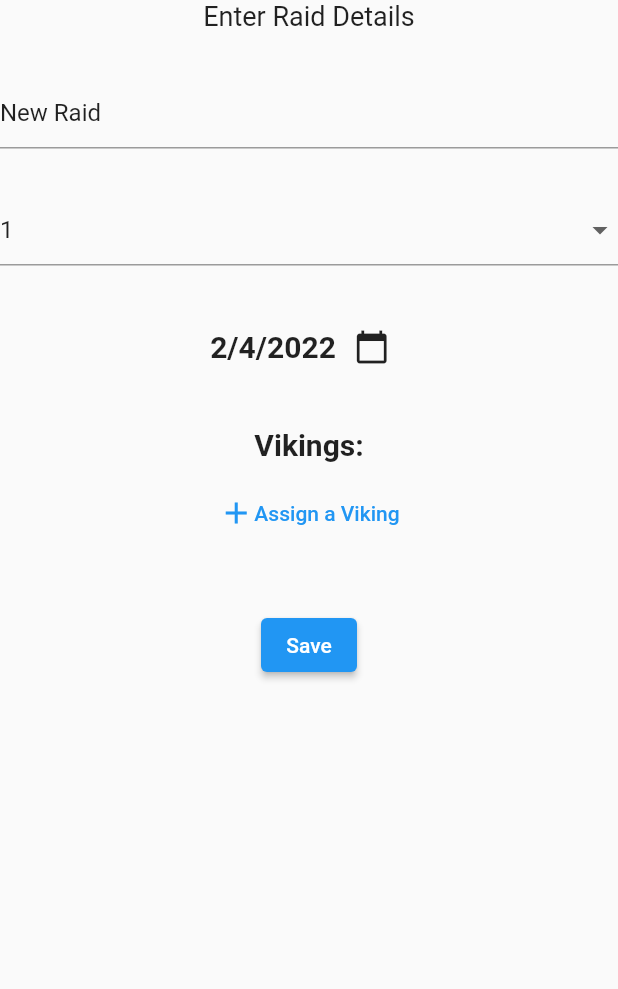
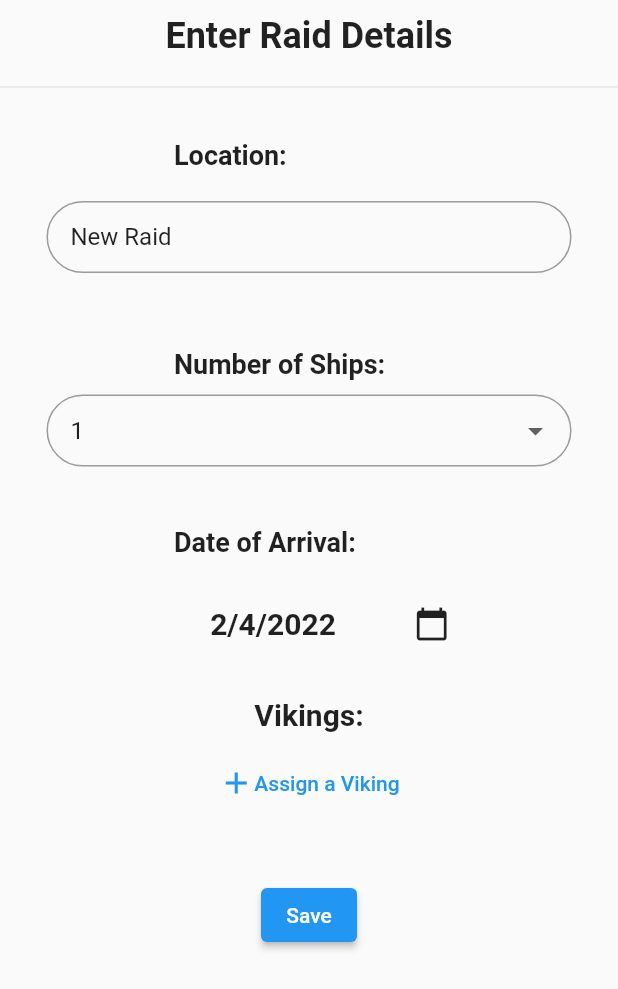
Before and after one commit to JohnnyMcGee/pillager, a Flutter app: the RaidForm widget shown alone on an empty page, opened directly with empty values, on a phone screen of 412 x 824 dp. Shown: the top 989 px of the screen. Run offline on Flutter 3.47's test engine with Material 2 defaults, Android fonts, the phone set to English and light mode, and no system bars; our stand-ins replace bloc, cloud_firestore, equatable, firebase_auth, firebase_core, flutter_bloc and 1 more; accounts and stored records are empty; network calls fail.

Commit message:
Add layout , field labels, and input decorations to raidform to improve ux and aesthetics

```diff
--- a/lib/shared.dart
+++ b/lib/shared.dart
@@ -14,15 +14,13 @@ Widget buildTextFormField({
       initialValue: initialValue,
       onChanged: onChanged,
       obscureText: obscureText,
-      decoration: InputDecoration(
+      decoration: fieldDecoration.copyWith(
         hintText: hintText,
-        border: const OutlineInputBorder(
-          borderRadius: BorderRadius.all(Radius.circular(30.0)),
-        ),
-        contentPadding: const EdgeInsets.symmetric(horizontal: 16),
         suffix: (viewPassword != null)
             ? IconButton(
-                icon: Icon(obscureText ? Icons.visibility_outlined : Icons.visibility_off_outlined),
+                icon: Icon(obscureText
+                    ? Icons.visibility_outlined
+                    : Icons.visibility_off_outlined),
                 onPressed: viewPassword,
               )
             : null,
@@ -30,3 +28,10 @@ Widget buildTextFormField({
     ),
   );
 }
+
+const fieldDecoration = InputDecoration(
+  border: OutlineInputBorder(
+    borderRadius: BorderRadius.all(Radius.circular(30.0)),
+  ),
+  contentPadding: EdgeInsets.symmetric(horizontal: 16),
+);
--- a/lib/widgets/raid_console.dart
+++ b/lib/widgets/raid_console.dart
@@ -14,33 +14,38 @@ class RaidConsole extends StatelessWidget {
     return Container(
       height: size.height * .8,
       padding: const EdgeInsets.all(20.0),
-      child: Center(
-        child: Row(
+      child: (size.width > 700)
+          ? Row(
               mainAxisAlignment: MainAxisAlignment.start,
               crossAxisAlignment: CrossAxisAlignment.center,
               children: [
                 Flexible(
                   flex: 1,
-              child: Container(
-                padding: const EdgeInsets.all(10.0),
                   child: ListView(
                     children: [
                       RaidForm(raidId: raidId),
                     ],
                   ),
                 ),
-            ),
                 Flexible(
                   flex: 2,
                   child: Container(
                     padding: const EdgeInsets.all(10.0),
-                child: SizedBox(
                     child: RaidChat(raidId: raidId),
                   ),
                 ),
-            ),
               ],
-        ),
+            )
+          : ListView(
+              children: [
+                RaidForm(raidId: raidId),
+                Container(
+                    padding: const EdgeInsets.all(10.0),
+                    constraints: BoxConstraints(maxHeight: 800),
+                    child: RaidChat(
+                      raidId: raidId,
+                    ))
+              ],
             ),
     );
   }
--- a/lib/widgets/raid_form.dart
+++ b/lib/widgets/raid_form.dart
@@ -5,6 +5,7 @@ import 'package:intl/intl.dart';
 
 import 'package:pillager/bloc/bloc.dart';
 import 'package:pillager/models/models.dart';
+import 'package:pillager/shared.dart';
 
 class RaidForm extends StatefulWidget {
   final String raidId;
@@ -105,21 +106,27 @@ class _RaidFormState extends State<RaidForm> {
           key: _formKey,
           child: Column(
             children: [
-              const Text(
+              const Padding(
+                padding: EdgeInsets.only(top: 10.0, bottom: 10.0),
+                child: Text(
                   'Enter Raid Details',
-                style: TextStyle(fontSize: 18.0),
+                  style: TextStyle(
+                            fontSize: 24.0,
+                            fontWeight: FontWeight.bold,
                           ),
-              const SizedBox(
-                height: 30,
                 ),
-              TextFormField(
+              ),
+              const Divider(height: 20.0,),
+              _buildField(
+                title: "Location: ",
+                child: buildTextFormField(
+                  onChanged: (value) => setState(() => _location = value),
                   initialValue: _location ?? raid.location,
-                onChanged: (value) => setState(() => _location = value),
                 ),
-              const SizedBox(
-                height: 30,
               ),
-              DropdownButtonFormField(
+              _buildField(
+                title: "Number of Ships: ",
+                child: DropdownButtonFormField(
                   value: _numShips ?? raid.numShips,
                   items: List.generate(
                       100,
@@ -127,30 +134,37 @@ class _RaidFormState extends State<RaidForm> {
                             value: i + 1,
                             child: Text('${i + 1}'),
                           )),
-                onChanged: (value) => setState(() => _numShips = value as int),
+                  onChanged: (value) =>
+                      setState(() => _numShips = value as int),
+                  decoration: fieldDecoration,
                 ),
-              const SizedBox(
-                height: 30.0,
               ),
-              Row(
+              _buildField(
+                title: "Date of Arrival: ",
+                child: Padding(
+                  padding: const EdgeInsets.symmetric(vertical: 10.0),
+                  child: Row(
                     mainAxisAlignment: MainAxisAlignment.center,
                     children: [
-                  Text(
-                    DateFormat.yMd().format(_arrivalDate ?? raid.arrivalDate),
+                      Padding(
+                        padding: const EdgeInsets.symmetric(horizontal: 40.0),
+                        child: Text(
+                          DateFormat.yMd()
+                              .format(_arrivalDate ?? raid.arrivalDate),
                           style: const TextStyle(
                             fontSize: 20.0,
                             fontWeight: FontWeight.bold,
                           ),
                         ),
+                      ),
                       IconButton(
-                    onPressed: () =>
-                        _selectDate(context, _arrivalDate ?? raid.arrivalDate),
+                        onPressed: () => _selectDate(
+                            context, _arrivalDate ?? raid.arrivalDate),
                         icon: const Icon(Icons.calendar_today),
                       ),
                     ],
                   ),
-              const SizedBox(
-                height: 30.0,
+                ),
               ),
               const Text(
                 "Vikings:",
@@ -160,7 +174,8 @@ class _RaidFormState extends State<RaidForm> {
                 ),
                 textAlign: TextAlign.center,
               ),
-              ConstrainedBox(
+              Container(
+                child: ConstrainedBox(
                   constraints: const BoxConstraints(maxHeight: 200),
                   child: SingleChildScrollView(
                     child: SingleChildScrollView(
@@ -218,64 +233,7 @@ class _RaidFormState extends State<RaidForm> {
                     ),
                   ),
                 ),
-              // SingleChildScrollView(
-              //   scrollDirection: Axis.horizontal,
-              //   child: ConstrainedBox(
-              //     constraints: BoxConstraints(maxHeight: 200, maxWidth: 300),
-              //     child: ListView(
-              //       padding: const EdgeInsets.symmetric(vertical: 10.0),
-                    // children: [
-                    //   ...[
-                    //     for (var viking in (_vikings != null)
-                    //         ? (_vikings as Map<String, Object>).values
-                    //         : raid.vikings.values)
-                    //       UnconstrainedBox(
-                    //         child: Card(
-                    //           child: Padding(
-                    //             padding: const EdgeInsets.all(8.0),
-                    //             child: Row(
-                    //               mainAxisAlignment: MainAxisAlignment.center,
-                    //               crossAxisAlignment: CrossAxisAlignment.center,
-                    //               children: [
-                    //                 Text(
-                    //                   (viking as Viking).fullName,
-                    //                   textAlign: TextAlign.center,
-                    //                   style: const TextStyle(
-                    //                     fontWeight: FontWeight.bold,
-                    //                     fontSize: 14.0,
-                    //                   ),
-                    //                 ),
-                    //                 IconButton(
-                    //                   onPressed: () => _removeViking(
-                    //                       viking, _vikings ?? raid.vikings),
-                    //                   icon: const Icon(
-                    //                     Icons.close,
-                    //                   ),
-                    //                 )
-                    //               ],
-                    //             ),
-                    //           ),
-                    //         ),
-                    //       )
-                    //   ],
-                    //   Padding(
-                    //     padding: const EdgeInsets.symmetric(vertical: 10.0),
-                    //     child: TextButton(
-                    //       onPressed: () => _selectAssignViking(
-                    //           context, _vikings ?? raid.vikings),
-                    //       child: Row(
-                    //         mainAxisAlignment: MainAxisAlignment.center,
-                    //         children: const [
-                    //           Icon(Icons.add),
-                    //           Text("Assign a Viking"),
-                    //         ],
-                    //       ),
-                    //     ),
-                    //   )
-                    // ],
-              //     ),
-              //   ),
-              // ),
+              ),
               const SizedBox(
                 height: 30.0,
               ),
@@ -292,3 +250,36 @@ class _RaidFormState extends State<RaidForm> {
     );
   }
 }
+
+Widget _buildField({required String title, required Widget child}) {
+  return Padding(
+    padding: const EdgeInsets.symmetric(horizontal: 8.0, vertical: 15.0),
+    child: Row(
+      children: [
+        Expanded(
+          child: Wrap(
+            crossAxisAlignment: WrapCrossAlignment.center,
+            alignment: WrapAlignment.spaceEvenly,
+            children: [
+              Container(
+                width: 180,
+                padding: const EdgeInsets.symmetric(vertical: 10.0),
+                child: Text(
+                  title,
+                  style: const TextStyle(
+                    fontWeight: FontWeight.bold,
+                    fontSize: 18.0,
+                  ),
+                ),
+              ),
+              ConstrainedBox(
+                constraints: const BoxConstraints(maxWidth: 350),
+                child: child,
+              ),
+            ],
+          ),
+        ),
+      ],
+    ),
+  );
+}
```
Lines whose indentation alone changed are shown as unchanged.
